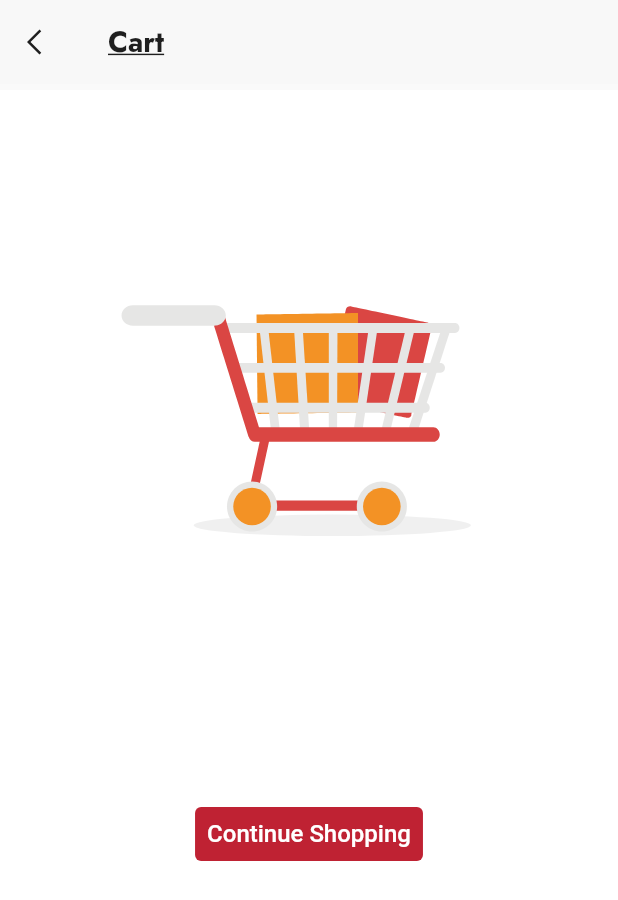
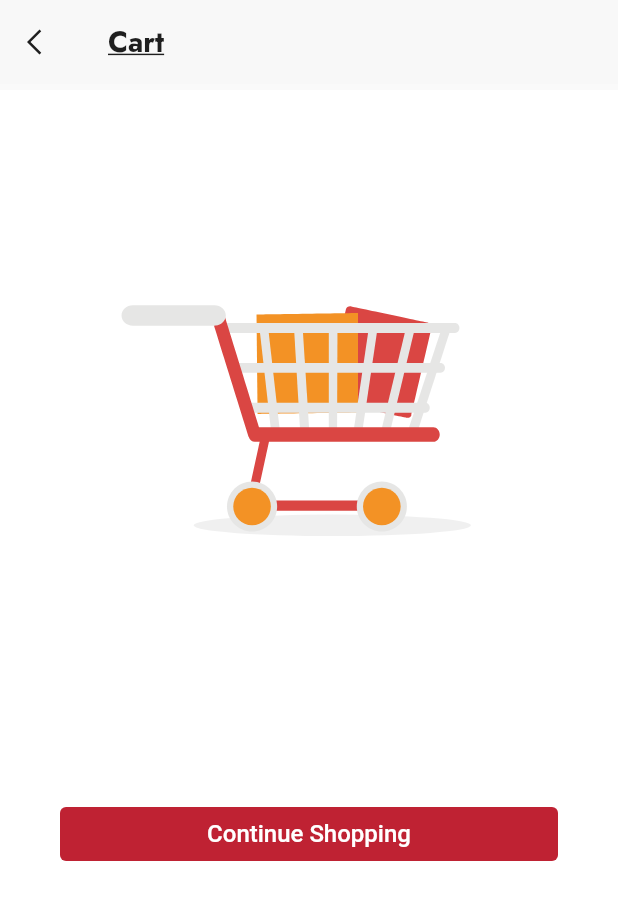
Before and after one commit to Lokendra16/horecca, a Flutter app: the CartScreen screen opened by its route, on a phone screen of 412 x 824 dp. Shown: the top 900 px of the screen. Run offline on Flutter 3.47's test engine with Material 2 defaults, Android fonts, the phone set to English and light mode, and no system bars; our stand-ins replace badges, cached_network_image, dio, fancy_shimmer_image, flutter_html, flutter_native_splash and 13 more; accounts and stored records are empty; generated files the repository leaves out were written again; network calls fail; Roboto replaces fonts that are missing (SF Pro Rounded); statements that could not run were skipped.

Commit message:
bug fixes

```diff
--- a/lib/app/modules/cart_screen/view/cart_screen.dart
+++ b/lib/app/modules/cart_screen/view/cart_screen.dart
@@ -76,7 +76,7 @@ class CartScreen extends StatelessWidget {
                                     );
                                   },
                                 )
-                              : Column(
+                              : ListView(
                                   children: [
                                     Padding(
                                       padding: const EdgeInsets.all(45.0),
@@ -86,14 +86,20 @@ class CartScreen extends StatelessWidget {
                                     SizedBox(
                                       height: 60,
                                     ),
-                                    TextButton(
-                                      onPressed: () {
-                                        Get.offAllNamed(AppRoutes.homeScreen);
-                                      },
-                                      style: TextButton.styleFrom(
-                                          backgroundColor: ColorName.cardinal),
-                                      child: Text("Continue Shopping",
-                                          style: AppThemeData.sf500Font16White),
+                                    Padding(
+                                      padding: const EdgeInsets.symmetric(
+                                          horizontal: 40.0),
+                                      child: TextButton(
+                                        onPressed: () {
+                                          Get.offAllNamed(AppRoutes.homeScreen);
+                                        },
+                                        style: TextButton.styleFrom(
+                                            backgroundColor:
+                                                ColorName.cardinal),
+                                        child: Text("Continue Shopping",
+                                            style:
+                                                AppThemeData.sf500Font16White),
+                                      ),
                                     ),
                                   ],
                                 )),
--- a/lib/app/modules/product_detail/view/product_details_widget.dart
+++ b/lib/app/modules/product_detail/view/product_details_widget.dart
@@ -1,7 +1,7 @@
 import 'package:flutter/material.dart';
-import 'package:share_plus/share_plus.dart';
 import 'package:the_horeca_store/app/widgets/wishlist_widget.dart';
 import 'package:the_horeca_store/commons/utils/app_theme_data.dart';
+import 'package:the_horeca_store/commons/utils/utility.dart';
 import 'package:the_horeca_store/l10n/localization.dart';
 import 'package:the_horeca_store/networking/models/product_data/product_data.dart';
 import 'package:the_horeca_store/src/gen/colors.gen.dart';
@@ -76,8 +76,7 @@ class ProductDetailsWidget extends StatelessWidget {
                       ),
                       InkWell(
                         onTap: () async {
-                          debugPrint("product id : ${product.id}");
-                          await Share.share(product.id.toString());
+                          Utility.shareUrl(product.handle.toString());
                         },
                         child: Container(
                           padding: const EdgeInsets.symmetric(
--- a/lib/app/modules/product_list/view/product_list_view.dart
+++ b/lib/app/modules/product_list/view/product_list_view.dart
@@ -3,6 +3,7 @@ import 'package:flutter/material.dart';
 import 'package:get/get.dart';
 import 'package:the_horeca_store/app/modules/product_list/view/product_image.dart';
 import 'package:the_horeca_store/app/routes/app_routes.dart';
+import 'package:the_horeca_store/commons/utils/user_repo.dart';
 
 import '../../../../commons/utils/app_theme_data.dart';
 import '../../../../networking/models/product_data/product_data.dart';
@@ -87,7 +88,10 @@ class ProductListView extends StatelessWidget {
                                         borderRadius: BorderRadius.circular(6)),
                                     backgroundColor: ColorName.cardinal,
                                   ),
-                                  onPressed: () {},
+                                  onPressed: () {
+                                    UserRepo().addToCart(
+                                        1, "${item.variants?[0].id}");
+                                  },
                                   child: Text("Add to cart",
                                       style: AppThemeData.poppins400Font14)),
                             )
--- a/lib/app/widgets/product_item.dart
+++ b/lib/app/widgets/product_item.dart
@@ -3,6 +3,7 @@ import 'package:flutter/material.dart';
 import 'package:get/get.dart';
 import 'package:the_horeca_store/app/routes/app_routes.dart';
 import 'package:the_horeca_store/commons/utils/app_theme_data.dart';
+import 'package:the_horeca_store/commons/utils/user_repo.dart';
 import 'package:the_horeca_store/networking/models/product_data/product_data.dart';
 import 'package:the_horeca_store/src/gen/colors.gen.dart';
 
@@ -132,7 +133,9 @@ class ProductItem extends StatelessWidget {
                           borderRadius: BorderRadius.circular(6)),
                       backgroundColor: ColorName.cardinal,
                     ),
-                    onPressed: () {},
+                    onPressed: () {
+                      UserRepo().addToCart(1, "${item.variants?[0].id}");
+                    },
                     child: Text("Add to cart",
                         style: AppThemeData.poppins400Font14)),
               ),
--- a/lib/commons/utils/app_tags.dart
+++ b/lib/commons/utils/app_tags.dart
@@ -1,8 +1,6 @@
 import 'dart:core';
 
-
-class AppTags{
-
+class AppTags {
   static const String tabletop = "Table Top";
   static const String tableAccessories = "Table Accessories";
   static const String buffetware = "Buffetware";
@@ -15,4 +13,6 @@ class AppTags{
   static const String category = "Category";
   static const String emptycart = "Empty Cart";
   static const String contactUs = "Contact Us";
+  static const String shareTxt =
+      "Thehorecastore is the biggest eStore of hotel and restaurant supplies, serving both businesses and Individuals.Get Everything in one place with thousands of easily accessible products available online, we are proud to have all the resources your business needs to operate at its peak.We have a legacy of in-time order fulfillment and having delighted clientele.";
 }
```
Also changed, not shown: lib/app/modules/wish_list_screen/controller/wishlist_controller.dart (+9 -3 lines), lib/commons/utils/user_repo.dart (added, +41 -0 lines), lib/commons/utils/utility.dart (+9 -0 lines).
